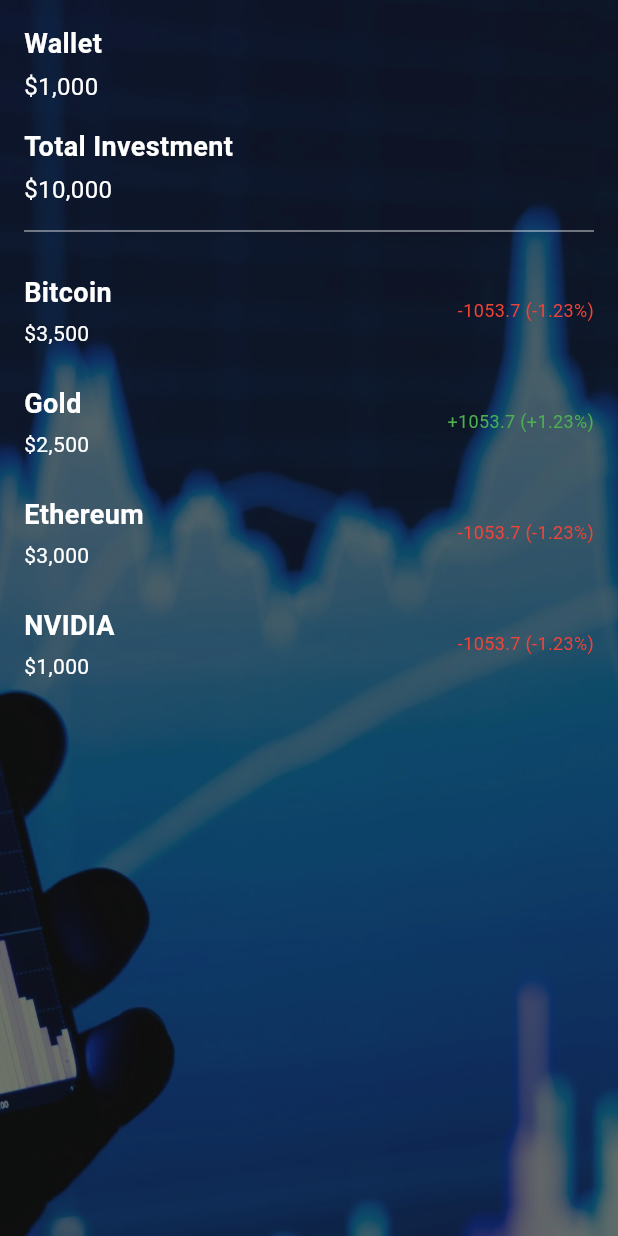
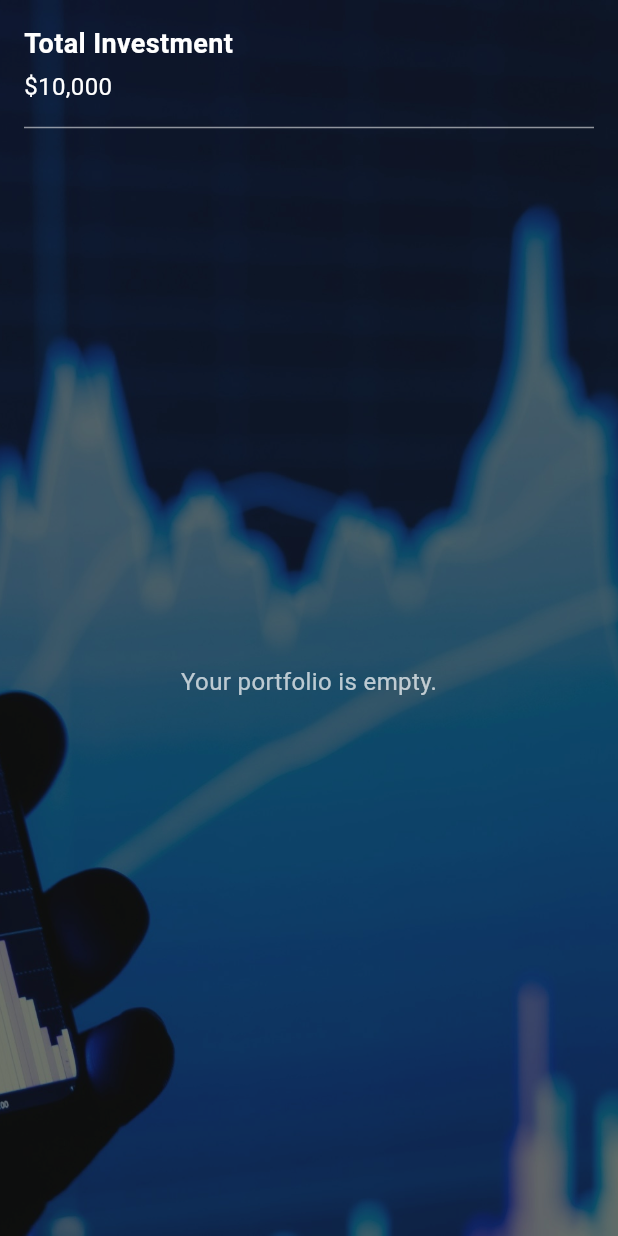
Before and after one commit to Eslam-Aly/StoX, a Flutter app: the PortfolioScreen screen opened directly, on a phone screen of 412 x 824 dp. Run offline on Flutter 3.47's test engine with Material 3 defaults, Android fonts, the phone set to English and light mode, and no system bars; our stand-ins replace fl_chart.

Commit message:
Modify portfolio screen

```diff
--- /dev/null
+++ b/lib/providers/portfolio_provider.dart
@@ -0,0 +1,17 @@
+import 'package:flutter/material.dart';
+
+class PortfolioProvider extends ChangeNotifier {
+  final List<Map<String, dynamic>> _portfolio = [];
+
+  List<Map<String, dynamic>> get portfolio => _portfolio;
+
+  void addStock(Map<String, dynamic> stock) {
+    _portfolio.add(stock);
+    notifyListeners();
+  }
+
+  void removeStock(String stockName) {
+    _portfolio.removeWhere((item) => item['name'] == stockName);
+    notifyListeners();
+  }
+}
--- a/lib/screens/portfolio_screen.dart
+++ b/lib/screens/portfolio_screen.dart
@@ -1,19 +1,15 @@
-/// portfolio_screen.dart
-/// Displays the user's wallet balance, total investment, and a list of owned assets
-/// such as stocks or cryptocurrencies. Each asset shows its name, value, and trend.
+import 'package:flutter/material.dart';
+import 'package:provider/provider.dart';
+import '../providers/portfolio_provider.dart';
+import '../widgets/stock_list_item.dart';
 
-import 'package:flutter/material.dart';
-
-class PortfolioScreen extends StatefulWidget {
+class PortfolioScreen extends StatelessWidget {
   const PortfolioScreen({super.key});
 
   @override
-  State<PortfolioScreen> createState() => _PortfolioScreenState();
-}
+  Widget build(BuildContext context) {
+    final portfolio = Provider.of<PortfolioProvider>(context).portfolio;
 
-class _PortfolioScreenState extends State<PortfolioScreen> {
-  @override
-  Widget build(BuildContext context) {
     return Stack(
       children: [
         // Background image with dark overlay
@@ -32,11 +28,6 @@ class _PortfolioScreenState extends State<PortfolioScreen> {
             child: Column(
               crossAxisAlignment: CrossAxisAlignment.start,
               children: [
-                // Wallet balance
-                const Text("Wallet", style: TextStyle(color: Colors.white, fontWeight: FontWeight.bold, fontSize: 18)),
-                const SizedBox(height: 4),
-                const Text("\$1,000", style: TextStyle(color: Colors.white, fontSize: 16)),
-                const SizedBox(height: 16),
 
                 // Total investment
                 const Text("Total Investment", style: TextStyle(color: Colors.white, fontWeight: FontWeight.bold, fontSize: 18)),
@@ -44,15 +35,21 @@ class _PortfolioScreenState extends State<PortfolioScreen> {
                 const Text("\$10,000", style: TextStyle(color: Colors.white, fontSize: 16)),
                 const Divider(color: Colors.white54, height: 32),
 
-                // Asset list
+                // Dynamic asset list
                 Expanded(
-                  child: ListView(
-                    children: [
-                      _buildAssetRow("Bitcoin", "\$3,500", "-1053.7 (-1.23%)", Icons.trending_down, Colors.red),
-                      _buildAssetRow("Gold", "\$2,500", "+1053.7 (+1.23%)", Icons.trending_up, Colors.green),
-                      _buildAssetRow("Ethereum", "\$3,000", "-1053.7 (-1.23%)", Icons.trending_down, Colors.red),
-                      _buildAssetRow("NVIDIA", "\$1,000", "-1053.7 (-1.23%)", Icons.trending_down, Colors.red),
-                    ],
+                  child: portfolio.isEmpty
+                      ? const Center(
+                    child: Text(
+                      "Your portfolio is empty.",
+                      style: TextStyle(color: Colors.white70, fontSize: 16),
+                    ),
+                  )
+                      : ListView.builder(
+                    itemCount: portfolio.length,
+                    itemBuilder: (context, index) {
+                      final stock = portfolio[index];
+                      return StockListItem(stock: stock);
+                    },
                   ),
                 ),
               ],
@@ -62,27 +59,4 @@ class _PortfolioScreenState extends State<PortfolioScreen> {
       ],
     );
   }
-
-  /// Helper widget to display an asset with price and change indicator.
-  Widget _buildAssetRow(String name, String amount, String change, IconData trendIcon, Color trendColor) {
-    return Padding(
-      padding: const EdgeInsets.symmetric(vertical: 12),
-      child: Row(
-        children: [
-          // Asset name and value
-          Expanded(
-            child: Column(
-              crossAxisAlignment: CrossAxisAlignment.start,
-              children: [
-                Text(name, style: const TextStyle(color: Colors.white, fontWeight: FontWeight.bold, fontSize: 18)),
-                const SizedBox(height: 4),
-                Text(amount, style: const TextStyle(color: Colors.white)),
-              ],
-            ),
-          ),
-          Text(change, style: TextStyle(color: trendColor, fontSize: 12)),
-        ],
-      ),
-    );
-  }
 }
--- a/pubspec.yaml
+++ b/pubspec.yaml
@@ -35,6 +35,7 @@ dependencies:
   webview_flutter: ^4.2.2
   fl_chart: ^0.64.0
   path_provider: ^2.1.1
+  provider: ^6.1.1 #
 
   # The following adds the Cupertino Icons font to your application.
   # Use with the CupertinoIcons class for iOS style icons.
```
Also changed, not shown: lib/main.dart (+9 -1 lines), lib/screens/profile_screen.dart (+0 -10 lines), lib/screens/stock_details_screen.dart (+47 -0 lines), lib/stock_tabs/crypto_tab.dart (+24 -26 lines), lib/stock_tabs/stocks_tab.dart (+18 -1 lines), lib/widgets/custom_app_bar.dart (+1 -6 lines), lib/widgets/stock_list_item.dart (added, +50 -0 lines), pubspec.lock.
